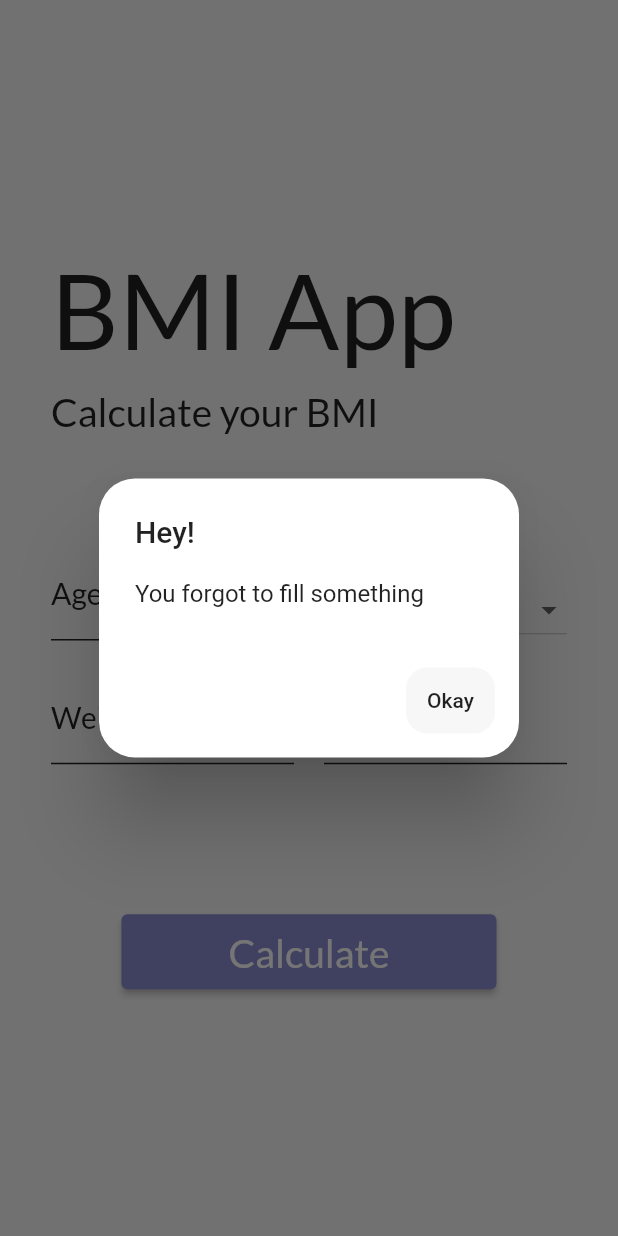
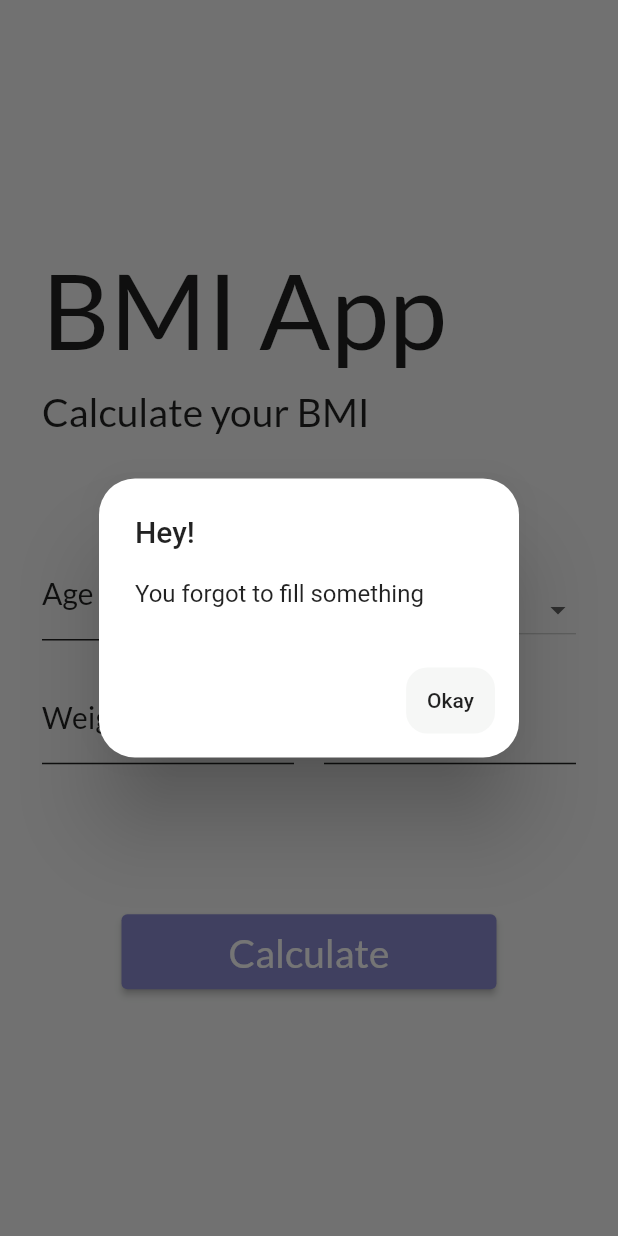
Before and after one commit to asmit-gupta/bmi_app, a Flutter app: the screen it shows after launch, after a tap on "Calculate", on a phone screen of 412 x 824 dp. Run offline on Flutter 3.47's test engine with Material 2 defaults, Android fonts, the phone set to English and light mode, and no system bars; our stand-ins replace google_fonts.

Commit message:
second push

```diff
--- a/lib/mainpage.dart
+++ b/lib/mainpage.dart
@@ -1,4 +1,5 @@
 import 'package:flutter/material.dart';
+import 'package:flutter/services.dart';
 import 'package:google_fonts/google_fonts.dart';
 
 //Colors for bg
@@ -45,12 +46,15 @@ class _MainPageState extends State<MainPage> {
   final _heightcontroller = TextEditingController();
   final _agecontroller = TextEditingController();
 
+  //int value fpr reset button
+  bool reset = false;
+
   @override
   Widget build(BuildContext context) {
     return Scaffold(
       backgroundColor: currbg,
       body: Container(
-        padding: const EdgeInsets.all(18.0),
+        padding: const EdgeInsets.all(12.0),
         child: Padding(
           padding: const EdgeInsets.all(16.0),
           child: Column(
@@ -85,7 +89,12 @@ class _MainPageState extends State<MainPage> {
                   Expanded(
                     child: TextFormField(
                       controller: _agecontroller,
-                      keyboardType: TextInputType.number,
+                      keyboardType: const TextInputType.numberWithOptions(
+                          decimal: true, signed: false),
+                      inputFormatters: <TextInputFormatter>[
+                        FilteringTextInputFormatter.allow(
+                            RegExp(r'^\d+\.?\d{0,2}'))
+                      ],
                       decoration: InputDecoration(
                         enabledBorder: UnderlineInputBorder(
                           borderSide: BorderSide(color: currtext),
@@ -141,7 +150,12 @@ class _MainPageState extends State<MainPage> {
                 children: [
                   Expanded(
                     child: TextFormField(
-                      keyboardType: TextInputType.number,
+                      keyboardType: const TextInputType.numberWithOptions(
+                          decimal: true, signed: false),
+                      inputFormatters: <TextInputFormatter>[
+                        FilteringTextInputFormatter.allow(
+                            RegExp(r'^\d+\.?\d{0,2}'))
+                      ],
                       controller: _weightcontroller,
                       decoration: InputDecoration(
                         enabledBorder: UnderlineInputBorder(
@@ -165,7 +179,12 @@ class _MainPageState extends State<MainPage> {
                   ),
                   Expanded(
                     child: TextFormField(
-                      keyboardType: TextInputType.number,
+                      keyboardType: const TextInputType.numberWithOptions(
+                          decimal: true, signed: false),
+                      inputFormatters: <TextInputFormatter>[
+                        FilteringTextInputFormatter.allow(RegExp(
+                            (r'^(?!300)(?:\d{1,2}|1\d{2}|2[0-9]{2})(?:\.\d{0,2})?$')))
+                      ],
                       controller: _heightcontroller,
                       decoration: InputDecoration(
                         enabledBorder: UnderlineInputBorder(
@@ -231,7 +250,7 @@ class _MainPageState extends State<MainPage> {
                             ],
                           ),
                         );
-                      } else if (_agecontroller.text.startsWith('-') ||
+                      } else if (_agecontroller.text.length > 6 ||
                           _agecontroller.text == '0') {
                         showDialog(
                           context: context,
@@ -262,7 +281,7 @@ class _MainPageState extends State<MainPage> {
                             ],
                           ),
                         );
-                      } else if (_weightcontroller.text.startsWith('-') ||
+                      } else if (_weightcontroller.text.length > 6 ||
                           _weightcontroller.text == '0') {
                         showDialog(
                           context: context,
@@ -294,7 +313,7 @@ class _MainPageState extends State<MainPage> {
                             ],
                           ),
                         );
-                      } else if (_heightcontroller.text.startsWith('-') ||
+                      } else if (_heightcontroller.text.length > 6 ||
                           _heightcontroller.text == '0') {
                         showDialog(
                           context: context,
@@ -342,6 +361,7 @@ class _MainPageState extends State<MainPage> {
                             currbutton = resbutton;
                             title = res.toInt().toString();
                             subtitle = 'Time to eat some healthy snacks!';
+                            reset = true;
                           });
                         } else if (res > 25) {
                           //overweight
@@ -351,8 +371,8 @@ class _MainPageState extends State<MainPage> {
                             currbg = overweight;
                             currbutton = resbutton;
                             title = res.toInt().toString();
-                            subtitle =
-                                'Break free from excess weight and discover a lighter life';
+                            subtitle = 'Time to discover a lighter life';
+                            reset = true;
                           });
                         } else {
                           //normal
@@ -362,6 +382,7 @@ class _MainPageState extends State<MainPage> {
                             currbutton = resbutton;
                             title = res.toInt().toString();
                             subtitle = 'You\'re doing well!';
+                            reset = true;
                           });
                         }
                       }
@@ -373,6 +394,36 @@ class _MainPageState extends State<MainPage> {
                   ),
                 ),
               ),
+              Container(
+                  child: reset
+                      ? Center(
+                          child: Padding(
+                            padding: const EdgeInsets.only(top: 10.0),
+                            child: TextButton(
+                              style: ElevatedButton.styleFrom(
+                                  backgroundColor: currbutton),
+                              onPressed: () {
+                                setState(() {
+                                  title = 'BMI App';
+                                  subtitle = 'Calculate your BMI';
+                                  currbg = defaultBg;
+                                  currbutton = buttoncolor;
+                                  currtext = nortext;
+                                  cal = overtext;
+                                  _agecontroller.clear();
+                                  _heightcontroller.clear();
+                                  _weightcontroller.clear();
+                                  reset = false;
+                                });
+                              },
+                              child: Text(
+                                'Reset',
+                                style: GoogleFonts.lato(color: cal),
+                              ),
+                            ),
+                          ),
+                        )
+                      : null),
             ],
           ),
         ),
```
